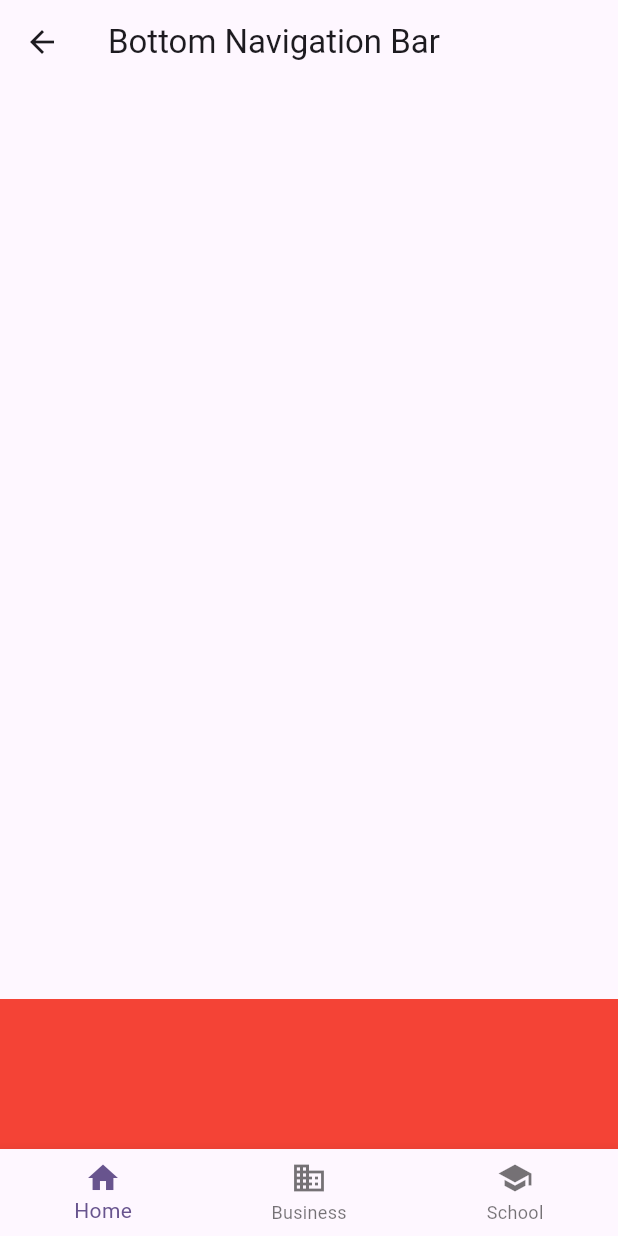
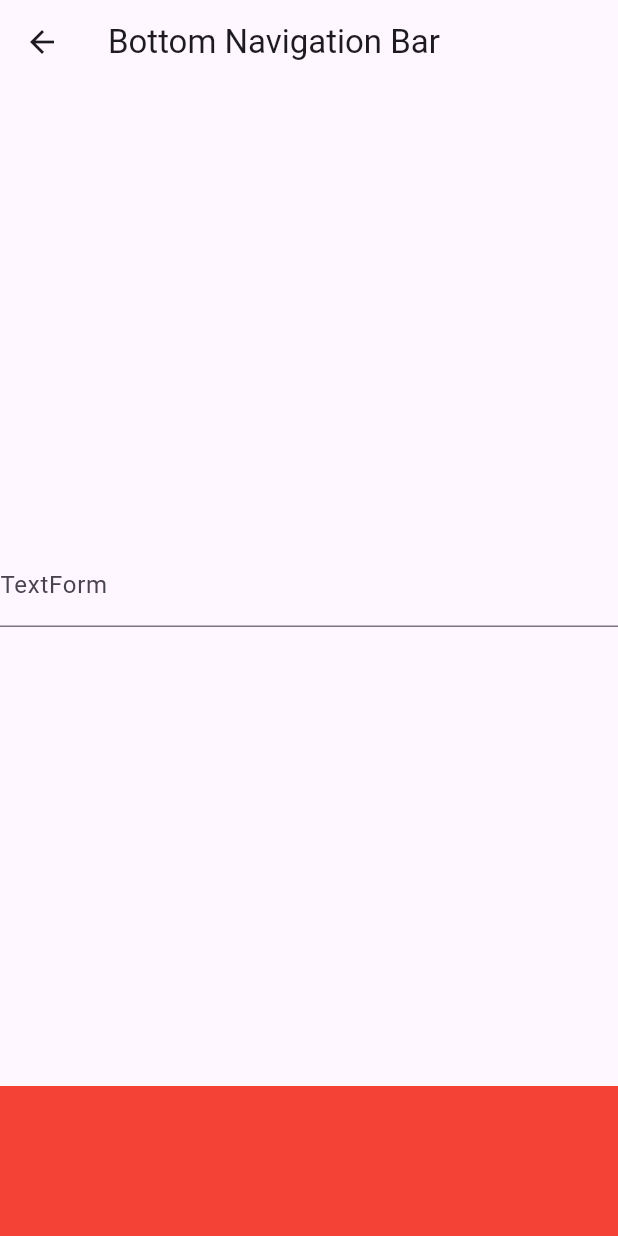
Before and after one commit to rhanifrizal/flutter-training, a Flutter app: the BottomNavigationWidget screen opened directly, on a phone screen of 412 x 824 dp. Run offline on Flutter 3.47's test engine with Material 3 defaults, Android fonts, the phone set to English and light mode, and no system bars; our stand-ins replace carousel_slider, flutter_advanced_switch, flutter_bloc, flutter_riverpod, flutter_svg, rxdart and 1 more.

Commit message:
Widget Lifecycle

```diff
--- a/lib/features/bottom_navigation/bottom_navigation_widget.dart
+++ b/lib/features/bottom_navigation/bottom_navigation_widget.dart
@@ -16,33 +16,43 @@ class _BottomNavigationWidgetState extends State<BottomNavigationWidget> {
       appBar: AppBar(
         title: const Text(title),
       ),
-      bottomSheet: Container(
+      body: Center(
+        child: TextFormField(
+          decoration: InputDecoration(
+            label: Text('TextForm'),
+          )
+        ),
+      ),
+      bottomNavigationBar: Container(
         height: 100,
-        width: 500,
         color: Colors.red,
       ),
-      bottomNavigationBar: BottomNavigationBar(
-        items: const [
-          BottomNavigationBarItem(
-            icon: Icon(Icons.home),
-            label: 'Home',
-          ),
-          BottomNavigationBarItem(
-            icon: Icon(Icons.business),
-            label: 'Business',
-          ),
-          BottomNavigationBarItem(
-            icon: Icon(Icons.school),
-            label: 'School',
-          ),
-        ],
-        currentIndex: _selectedIndex,
-        onTap: (index) {
-          setState(() {
-            _selectedIndex = index;
-          });
-        }
-      ),
+      // bottomSheet: Container(
+      //   height: 100,
+      //   color: Colors.red,
+      // ),
+      // bottomNavigationBar: BottomNavigationBar(
+      //   items: const [
+      //     BottomNavigationBarItem(
+      //       icon: Icon(Icons.home),
+      //       label: 'Home',
+      //     ),
+      //     BottomNavigationBarItem(
+      //       icon: Icon(Icons.business),
+      //       label: 'Business',
+      //     ),
+      //     BottomNavigationBarItem(
+      //       icon: Icon(Icons.school),
+      //       label: 'School',
+      //     ),
+      //   ],
+      //   currentIndex: _selectedIndex,
+      //   onTap: (index) {
+      //     setState(() {
+      //       _selectedIndex = index;
+      //     });
+      //   }
+      // ),
     );
   }
 }
```
Also changed, not shown: lib/features/dashboard/screens/dashboard_screen.dart (+14 -0 lines), lib/features/widget_lifecycle/widget_lifecycle_screen.dart (added, +166 -0 lines).
